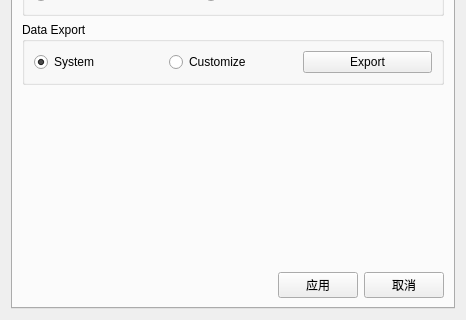
This is dde-dock-plugin/WinDdeDockSetting.ui in XMuli/NetSpeed as Qt 5 draws it before an edit; both pictures show x 0 to 466 and y 282 to 602 of the 466 by 602 pixel window. The edited form follows.
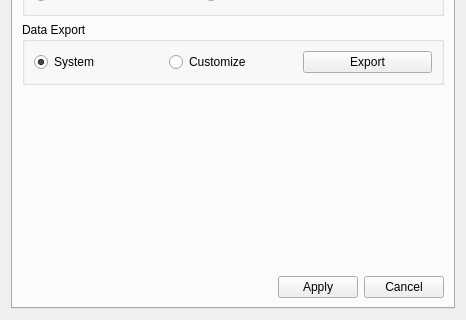
This is the edited form. The open tabs and pages were chosen to show the change.

The edit to the form file:
```diff
--- a/dde-dock-plugin/WinDdeDockSetting.ui
+++ b/dde-dock-plugin/WinDdeDockSetting.ui
@@ -685,14 +685,14 @@
          <item>
           <widget class="QPushButton" name="btnApplyWinMain">
            <property name="text">
-            <string>应用</string>
+            <string>Apply</string>
            </property>
           </widget>
          </item>
          <item>
           <widget class="QPushButton" name="btnQuitWinMain">
            <property name="text">
-            <string>取消</string>
+            <string>Cancel</string>
            </property>
           </widget>
          </item>
```
Left out of the diff: 56 changed lines with no effect on the pictures.
